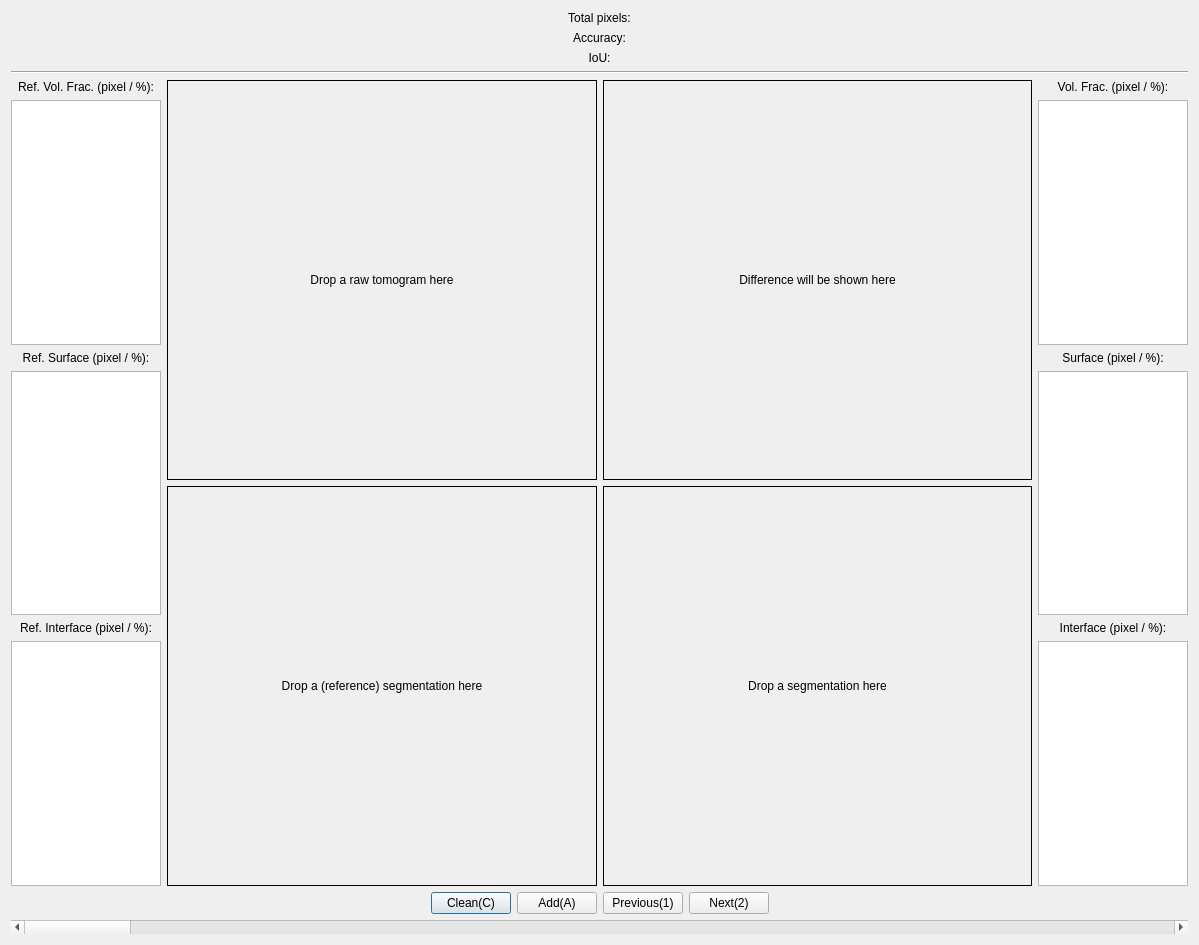
This is _taskManager/metric_design.ui in ZeliangSu/SegmentPy as Qt 5 draws it before an edit. The edited form follows.
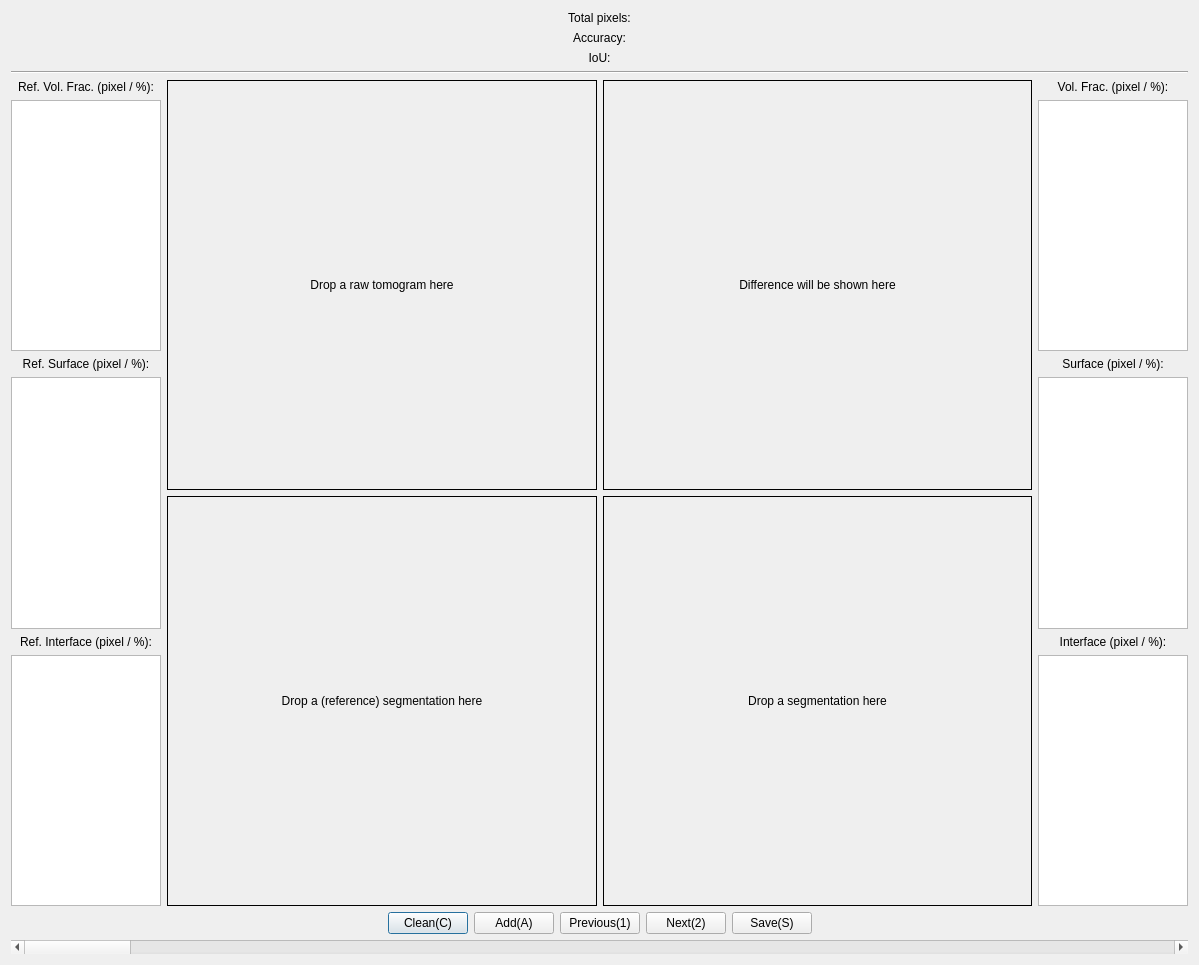
This is the edited form.

```diff
--- a/_taskManager/metric_design.ui
+++ b/_taskManager/metric_design.ui
@@ -7,7 +7,7 @@
     <x>0</x>
     <y>0</y>
     <width>1199</width>
-    <height>914</height>
+    <height>965</height>
    </rect>
   </property>
   <property name="windowTitle">
@@ -484,6 +484,16 @@
          </property>
         </widget>
        </item>
+       <item>
+        <widget class="QPushButton" name="save_Button">
+         <property name="text">
+          <string>Save(S)</string>
+         </property>
+         <property name="shortcut">
+          <string>S</string>
+         </property>
+        </widget>
+       </item>
        <item>
         <spacer name="horizontalSpacer_2">
          <property name="orientation">
```
